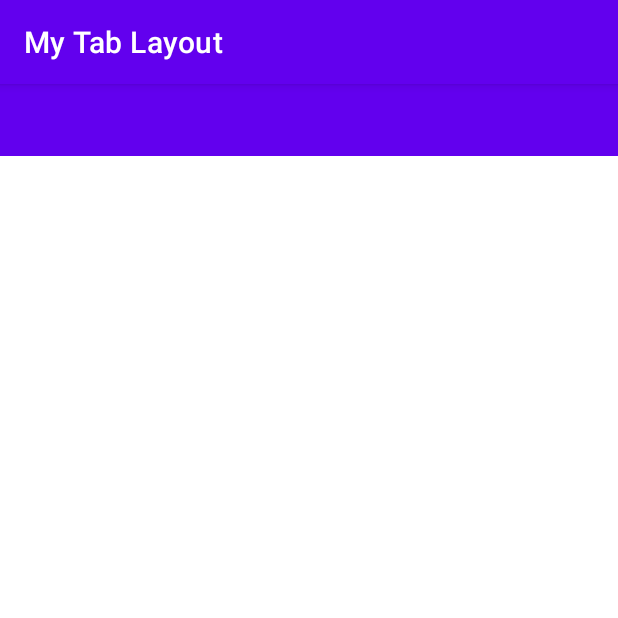
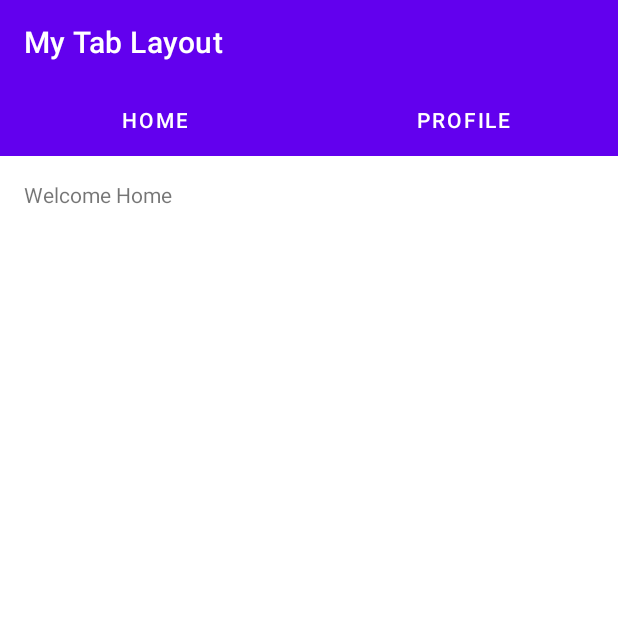
Before and after one commit to erikrios/my-tab-layout, an Android app: the screen it shows after launch (MainActivity), on a phone screen of 412 x 824 dp, the top half of it. Run offline under Robolectric (Android 15) with nearby library versions, the phone set to English and light mode, and no system bars.

Commit message:
Implements the view pager and tab layout

```diff
--- a/app/src/main/java/io/erikrios/github/mytablayout/MainActivity.kt
+++ b/app/src/main/java/io/erikrios/github/mytablayout/MainActivity.kt
@@ -2,10 +2,21 @@ package io.erikrios.github.mytablayout
 
 import androidx.appcompat.app.AppCompatActivity
 import android.os.Bundle
+import androidx.viewpager.widget.ViewPager
+import com.google.android.material.tabs.TabLayout
+import io.erikrios.github.mytablayout.adapters.SectionsPagerAdapter
 
 class MainActivity : AppCompatActivity() {
     override fun onCreate(savedInstanceState: Bundle?) {
         super.onCreate(savedInstanceState)
         setContentView(R.layout.activity_main)
+
+        val sectionPagerAdapter = SectionsPagerAdapter(this, supportFragmentManager)
+        val viewPager: ViewPager = findViewById(R.id.view_pager)
+        viewPager.adapter = sectionPagerAdapter
+        val tabs: TabLayout = findViewById(R.id.tabs)
+        tabs.setupWithViewPager(viewPager)
+
+        supportActionBar?.elevation = 0f
     }
 }
```
